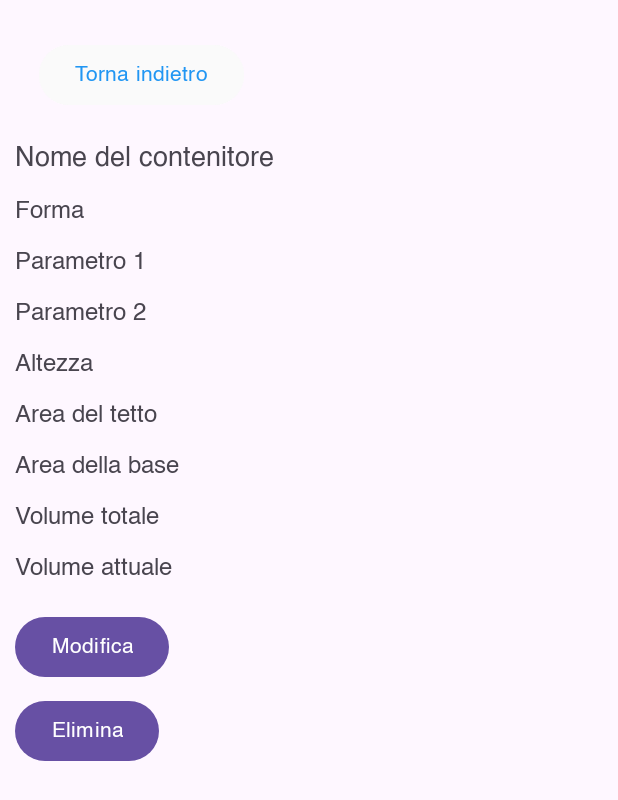
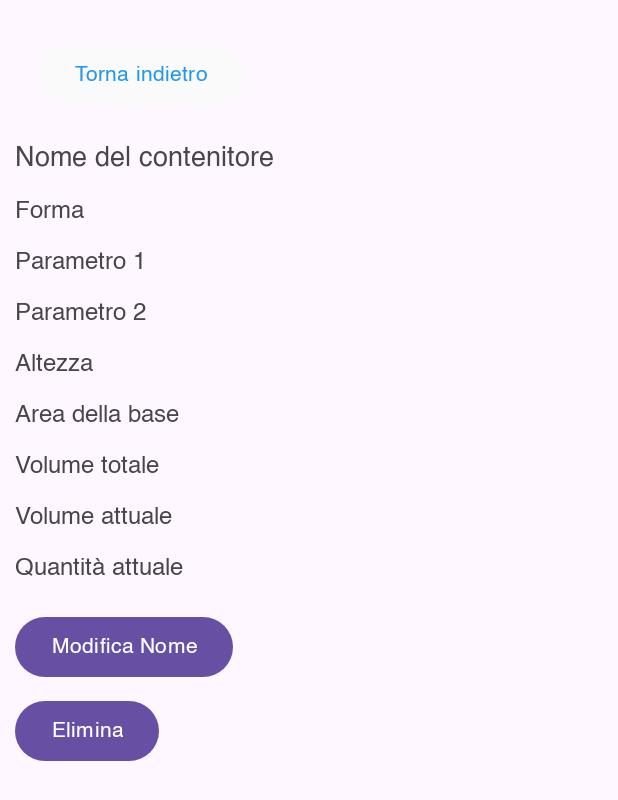
Before and after one commit to SebastianoBoato/Rain, an Android app: the ContainerDetailActivity screen opened directly, with no data from a screen before it, on a phone screen of 412 x 824 dp. Shown: the top 800 px of the screen. Run offline under Robolectric (Android 15) with nearby library versions, the light colour scheme and no system bars; our stand-ins replace Firebase (no records; nobody signed in at launch, a user with empty details on screens opened directly); 1 statement that could not run was skipped.

Commit message:
Container. Messo apposto modifica container.

```diff
--- a/app/src/main/java/com/example/rain/dashboard/container/ContainerAdapter.java
+++ b/app/src/main/java/com/example/rain/dashboard/container/ContainerAdapter.java
@@ -39,7 +39,7 @@ public class ContainerAdapter extends RecyclerView.Adapter<ContainerAdapter.Cont
         Container container = containerList.get(position);
         holder.nameTextView.setText(String.format("Nome: %s", container.getName()));
         holder.shapeTextView.setText(String.format("Forma: %s", container.getShape()));
-        holder.currentVolumeTextView.setText(String.format("Volume attuale: %.2f L", container.getCurrentVolume()));
+        holder.currentVolumeTextView.setText(String.format("Quantità attuale: %.2f L", container.getCurrentVolume()/1000));
 
         if (container.getShape().equalsIgnoreCase("Cerchio") || container.getShape().equalsIgnoreCase("Ellisse")) {
             holder.imageView.setImageResource(R.drawable.circle_icon);
--- a/app/src/main/res/layout/activity_container_detail.xml
+++ b/app/src/main/res/layout/activity_container_detail.xml
@@ -80,6 +80,7 @@
             android:layout_width="wrap_content"
             android:layout_height="wrap_content"
             android:text="Area del tetto"
+            android:visibility="gone"
             android:textSize="16sp"
             android:layout_below="@id/height"
             android:layout_marginTop="8dp"/>
@@ -114,12 +115,22 @@
             android:layout_below="@id/totalVolume"
             android:layout_marginTop="8dp"/>
 
+        <!-- Quantità attuale -->
+        <TextView
+            android:id="@+id/currentQuantity"
+            android:layout_width="wrap_content"
+            android:layout_height="wrap_content"
+            android:text="Quantità attuale"
+            android:textSize="16sp"
+            android:layout_below="@id/currentVolume"
+            android:layout_marginTop="8dp"/>
+
         <!-- Pulsante per modificare -->
         <Button
             android:id="@+id/editButton"
             android:layout_width="wrap_content"
             android:layout_height="wrap_content"
-            android:text="Modifica"
+            android:text="Modifica Nome"
             android:layout_below="@id/currentVolume"
             android:layout_marginTop="16dp"
             android:gravity="center"/>
```
Also changed, not shown: app/src/main/java/com/example/rain/dashboard/container/ContainerDetailActivity.java (+50 -31 lines), app/src/main/res/layout/dialog_edit_container.xml (+0 -11 lines).
